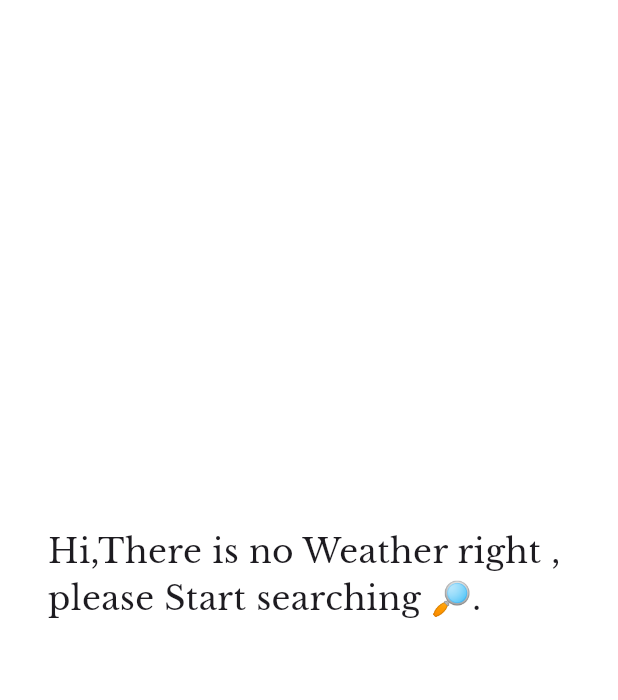
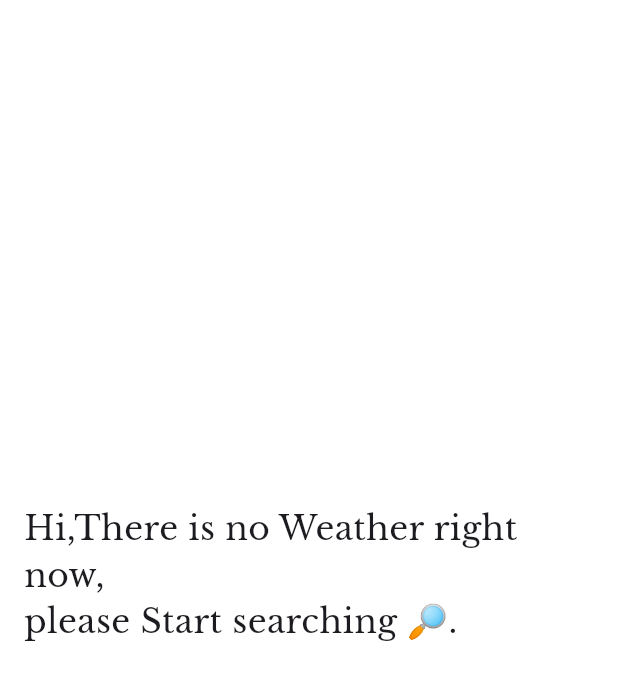
Before and after one commit to ahmedel0189/The-Weather, a Flutter app: the screen it shows after launch, on a phone screen of 412 x 824 dp, the part 84-784 px from its top. Run offline on Flutter 3.47's test engine with Material 3 defaults, Android fonts, the phone set to English and light mode, and no system bars.

Commit message:
modify the massege

```diff
--- a/lib/Items/no_weather_now.dart
+++ b/lib/Items/no_weather_now.dart
@@ -9,7 +9,7 @@ class NoWeatherNow extends StatelessWidget {
       padding: EdgeInsetsGeometry.all(16),
       child: Center(
         child: Text(
-          'Hi,There is no Weather right , \nplease Start searching 🔎.',
+          'Hi,There is no Weather right now, \nplease Start searching 🔎.',
           style: TextStyle(
             fontSize: 22,
             fontFamily: 'Libre_Baskerville',
```
